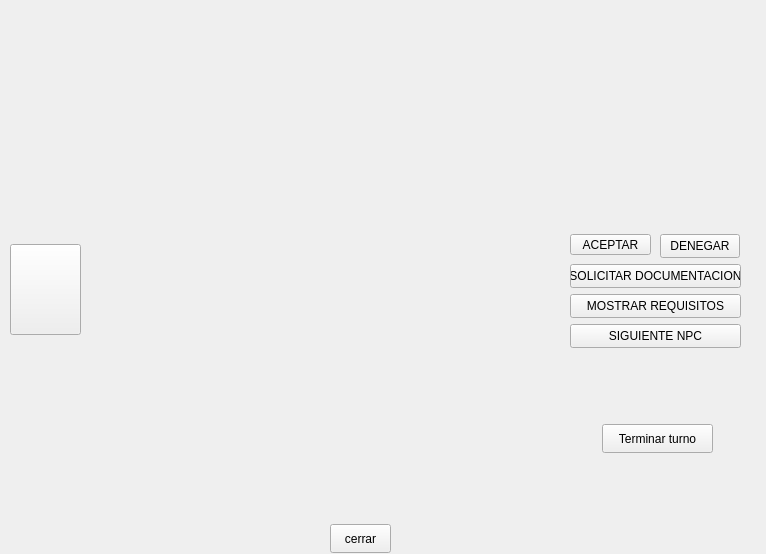
First picture: the form in gameplay.ui, repository facurz55/Paper-Please, before the edit.
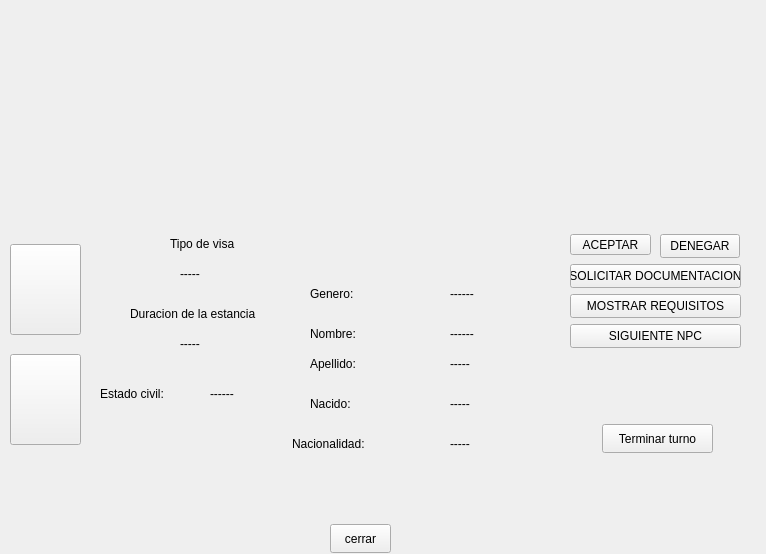
Second picture: the form after the edit. Icons and pictures are not drawn.

Diff of the .ui file:
```diff
--- a/gameplay.ui
+++ b/gameplay.ui
@@ -200,7 +200,7 @@
             <property name="geometry">
              <rect>
               <x>0</x>
-              <y>300</y>
+              <y>310</y>
               <width>63</width>
               <height>20</height>
              </rect>
@@ -231,12 +231,18 @@
            <widget class="QLabel" name="datos">
             <property name="geometry">
              <rect>
-              <x>260</x>
-              <y>10</y>
-              <width>251</width>
-              <height>271</height>
+              <x>270</x>
+              <y>0</y>
+              <width>281</width>
+              <height>281</height>
              </rect>
             </property>
+            <property name="styleSheet">
+             <string notr="true">#datos
+{
+	border-image: url(:/docum.png);
+}</string>
+            </property>
             <property name="text">
              <string/>
             </property>
@@ -254,6 +260,684 @@
              <string>Terminar turno</string>
             </property>
            </widget>
+           <widget class="QPushButton" name="visaD">
+            <property name="geometry">
+             <rect>
+              <x>10</x>
+              <y>130</y>
+              <width>71</width>
+              <height>91</height>
+             </rect>
+            </property>
+            <property name="styleSheet">
+             <string notr="true">#visaD
+{
+	border-image: url(:/visaD.png);
+}</string>
+            </property>
+            <property name="text">
+             <string/>
+            </property>
+           </widget>
+           <widget class="QLabel" name="visa">
+            <property name="geometry">
+             <rect>
+              <x>90</x>
+              <y>0</y>
+              <width>241</width>
+              <height>281</height>
+             </rect>
+            </property>
+            <property name="styleSheet">
+             <string notr="true">#visa
+{
+	border-image: url(:/visa.png);
+}</string>
+            </property>
+            <property name="text">
+             <string/>
+            </property>
+           </widget>
+           <widget class="QLabel" name="genero">
+            <property name="geometry">
+             <rect>
+              <x>310</x>
+              <y>60</y>
+              <width>63</width>
+              <height>20</height>
+             </rect>
+            </property>
+            <property name="palette">
+             <palette>
+              <active>
+               <colorrole role="WindowText">
+                <brush brushstyle="SolidPattern">
+                 <color alpha="255">
+                  <red>0</red>
+                  <green>0</green>
+                  <blue>0</blue>
+                 </color>
+                </brush>
+               </colorrole>
+              </active>
+              <inactive>
+               <colorrole role="WindowText">
+                <brush brushstyle="SolidPattern">
+                 <color alpha="255">
+                  <red>0</red>
+                  <green>0</green>
+                  <blue>0</blue>
+                 </color>
+                </brush>
+               </colorrole>
+              </inactive>
+              <disabled/>
+             </palette>
+            </property>
+            <property name="text">
+             <string>Genero:</string>
+            </property>
+           </widget>
+           <widget class="QLabel" name="nombre">
+            <property name="geometry">
+             <rect>
+              <x>310</x>
+              <y>100</y>
+              <width>63</width>
+              <height>20</height>
+             </rect>
+            </property>
+            <property name="palette">
+             <palette>
+              <active>
+               <colorrole role="WindowText">
+                <brush brushstyle="SolidPattern">
+                 <color alpha="255">
+                  <red>0</red>
+                  <green>0</green>
+                  <blue>0</blue>
+                 </color>
+                </brush>
+               </colorrole>
+              </active>
+              <inactive>
+               <colorrole role="WindowText">
+                <brush brushstyle="SolidPattern">
+                 <color alpha="255">
+                  <red>0</red>
+                  <green>0</green>
+                  <blue>0</blue>
+                 </color>
+                </brush>
+               </colorrole>
+              </inactive>
+              <disabled/>
+             </palette>
+            </property>
+            <property name="text">
+             <string>Nombre:</string>
+            </property>
+           </widget>
+           <widget class="QLabel" name="apellido">
+            <property name="geometry">
+             <rect>
+              <x>310</x>
+              <y>130</y>
+              <width>63</width>
+              <height>20</height>
+             </rect>
+            </property>
+            <property name="palette">
+             <palette>
+              <active>
+               <colorrole role="WindowText">
+                <brush brushstyle="SolidPattern">
+                 <color alpha="255">
+                  <red>0</red>
+                  <green>0</green>
+                  <blue>0</blue>
+                 </color>
+                </brush>
+               </colorrole>
+              </active>
+              <inactive>
+               <colorrole role="WindowText">
+                <brush brushstyle="SolidPattern">
+                 <color alpha="255">
+                  <red>0</red>
+                  <green>0</green>
+                  <blue>0</blue>
+                 </color>
+                </brush>
+               </colorrole>
+              </inactive>
+              <disabled/>
+             </palette>
+            </property>
+            <property name="text">
+             <string>Apellido:</string>
+            </property>
+           </widget>
+           <widget class="QLabel" name="nacimiento">
+            <property name="geometry">
+             <rect>
+              <x>310</x>
+              <y>170</y>
+              <width>61</width>
+              <height>20</height>
+             </rect>
+            </property>
+            <property name="palette">
+             <palette>
+              <active>
+               <colorrole role="WindowText">
+                <brush brushstyle="SolidPattern">
+                 <color alpha="255">
+                  <red>0</red>
+                  <green>0</green>
+                  <blue>0</blue>
+                 </color>
+                </brush>
+               </colorrole>
+              </active>
+              <inactive>
+               <colorrole role="WindowText">
+                <brush brushstyle="SolidPattern">
+                 <color alpha="255">
+                  <red>0</red>
+                  <green>0</green>
+                  <blue>0</blue>
+                 </color>
+                </brush>
+               </colorrole>
+              </inactive>
+              <disabled/>
+             </palette>
+            </property>
+            <property name="text">
+             <string>Nacido:</string>
+            </property>
+           </widget>
+           <widget class="QLabel" name="nacionalidad">
+            <property name="geometry">
+             <rect>
+              <x>292</x>
+              <y>210</y>
+              <width>101</width>
+              <height>20</height>
+             </rect>
+            </property>
+            <property name="palette">
+             <palette>
+              <active>
+               <colorrole role="WindowText">
+                <brush brushstyle="SolidPattern">
+                 <color alpha="255">
+                  <red>0</red>
+                  <green>0</green>
+                  <blue>0</blue>
+                 </color>
+                </brush>
+               </colorrole>
+              </active>
+              <inactive>
+               <colorrole role="WindowText">
+                <brush brushstyle="SolidPattern">
+                 <color alpha="255">
+                  <red>0</red>
+                  <green>0</green>
+                  <blue>0</blue>
+                 </color>
+                </brush>
+               </colorrole>
+              </inactive>
+              <disabled/>
+             </palette>
+            </property>
+            <property name="text">
+             <string>Nacionalidad:</string>
+            </property>
+           </widget>
+           <widget class="QLabel" name="generoD">
+            <property name="geometry">
+             <rect>
+              <x>450</x>
+              <y>60</y>
+              <width>63</width>
+              <height>20</height>
+             </rect>
+            </property>
+            <property name="palette">
+             <palette>
+              <active>
+               <colorrole role="WindowText">
+                <brush brushstyle="SolidPattern">
+                 <color alpha="255">
+                  <red>0</red>
+                  <green>0</green>
+                  <blue>0</blue>
+                 </color>
+                </brush>
+               </colorrole>
+              </active>
+              <inactive>
+               <colorrole role="WindowText">
+                <brush brushstyle="SolidPattern">
+                 <color alpha="255">
+                  <red>0</red>
+                  <green>0</green>
+                  <blue>0</blue>
+                 </color>
+                </brush>
+               </colorrole>
+              </inactive>
+              <disabled/>
+             </palette>
+            </property>
+            <property name="text">
+             <string>------</string>
+            </property>
+           </widget>
+           <widget class="QLabel" name="nombreD">
+            <property name="geometry">
+             <rect>
+              <x>450</x>
+              <y>100</y>
+              <width>63</width>
+              <height>20</height>
+             </rect>
+            </property>
+            <property name="palette">
+             <palette>
+              <active>
+               <colorrole role="WindowText">
+                <brush brushstyle="SolidPattern">
+                 <color alpha="255">
+                  <red>0</red>
+                  <green>0</green>
+                  <blue>0</blue>
+                 </color>
+                </brush>
+               </colorrole>
+              </active>
+              <inactive>
+               <colorrole role="WindowText">
+                <brush brushstyle="SolidPattern">
+                 <color alpha="255">
+                  <red>0</red>
+                  <green>0</green>
+                  <blue>0</blue>
+                 </color>
+                </brush>
+               </colorrole>
+              </inactive>
+              <disabled/>
+             </palette>
+            </property>
+            <property name="text">
+             <string>------</string>
+            </property>
+           </widget>
+           <widget class="QLabel" name="apellidoD">
+            <property name="geometry">
+             <rect>
+              <x>450</x>
+              <y>130</y>
+              <width>63</width>
+              <height>20</height>
+             </rect>
+            </property>
+            <property name="palette">
+             <palette>
+              <active>
+               <colorrole role="WindowText">
+                <brush brushstyle="SolidPattern">
+                 <color alpha="255">
+                  <red>0</red>
+                  <green>0</green>
+                  <blue>0</blue>
+                 </color>
+                </brush>
+               </colorrole>
+              </active>
+              <inactive>
+               <colorrole role="WindowText">
+                <brush brushstyle="SolidPattern">
+                 <color alpha="255">
+                  <red>0</red>
+                  <green>0</green>
+                  <blue>0</blue>
+                 </color>
+                </brush>
+               </colorrole>
+              </inactive>
+              <disabled/>
+             </palette>
+            </property>
+            <property name="text">
+             <string>-----</string>
+            </property>
+           </widget>
+           <widget class="QLabel" name="nacimientoD">
+            <property name="geometry">
+             <rect>
+              <x>450</x>
+              <y>170</y>
+              <width>63</width>
+              <height>20</height>
+             </rect>
+            </property>
+            <property name="palette">
+             <palette>
+              <active>
+               <colorrole role="WindowText">
+                <brush brushstyle="SolidPattern">
+                 <color alpha="255">
+                  <red>0</red>
+                  <green>0</green>
+                  <blue>0</blue>
+                 </color>
+                </brush>
+               </colorrole>
+              </active>
+              <inactive>
+               <colorrole role="WindowText">
+                <brush brushstyle="SolidPattern">
+                 <color alpha="255">
+                  <red>0</red>
+                  <green>0</green>
+                  <blue>0</blue>
+                 </color>
+                </brush>
+               </colorrole>
+              </inactive>
+              <disabled/>
+             </palette>
+            </property>
+            <property name="text">
+             <string>-----</string>
+            </property>
+           </widget>
+           <widget class="QLabel" name="nacionalidadD">
+            <property name="geometry">
+             <rect>
+              <x>450</x>
+              <y>210</y>
+              <width>63</width>
+              <height>20</height>
+             </rect>
+            </property>
+            <property name="palette">
+             <palette>
+              <active>
+               <colorrole role="WindowText">
+                <brush brushstyle="SolidPattern">
+                 <color alpha="255">
+                  <red>0</red>
+                  <green>0</green>
+                  <blue>0</blue>
+                 </color>
+                </brush>
+               </colorrole>
+              </active>
+              <inactive>
+               <colorrole role="WindowText">
+                <brush brushstyle="SolidPattern">
+                 <color alpha="255">
+                  <red>0</red>
+                  <green>0</green>
+                  <blue>0</blue>
+                 </color>
+                </brush>
+               </colorrole>
+              </inactive>
+              <disabled/>
+             </palette>
+            </property>
+            <property name="text">
+             <string>-----</string>
+            </property>
+           </widget>
+           <widget class="QLabel" name="visa_2">
+            <property name="geometry">
+             <rect>
+              <x>170</x>
+              <y>10</y>
+              <width>91</width>
+              <height>20</height>
+             </rect>
+            </property>
+            <property name="palette">
+             <palette>
+              <active>
+               <colorrole role="WindowText">
+                <brush brushstyle="SolidPattern">
+                 <color alpha="255">
+                  <red>0</red>
+                  <green>0</green>
+                  <blue>0</blue>
+                 </color>
+                </brush>
+               </colorrole>
+              </active>
+              <inactive>
+               <colorrole role="WindowText">
+                <brush brushstyle="SolidPattern">
+                 <color alpha="255">
+                  <red>0</red>
+                  <green>0</green>
+                  <blue>0</blue>
+                 </color>
+                </brush>
+               </colorrole>
+              </inactive>
+              <disabled/>
+             </palette>
+            </property>
+            <property name="text">
+             <string>Tipo de visa</string>
+            </property>
+           </widget>
+           <widget class="QLabel" name="visaD_2">
+            <property name="geometry">
+             <rect>
+              <x>180</x>
+              <y>40</y>
+              <width>63</width>
+              <height>20</height>
+             </rect>
+            </property>
+            <property name="palette">
+             <palette>
+              <active>
+               <colorrole role="WindowText">
+                <brush brushstyle="SolidPattern">
+                 <color alpha="255">
+                  <red>0</red>
+                  <green>0</green>
+                  <blue>0</blue>
+                 </color>
+                </brush>
+               </colorrole>
+              </active>
+              <inactive>
+               <colorrole role="WindowText">
+                <brush brushstyle="SolidPattern">
+                 <color alpha="255">
+                  <red>0</red>
+                  <green>0</green>
+                  <blue>0</blue>
+                 </color>
+                </brush>
+               </colorrole>
+              </inactive>
+              <disabled/>
+             </palette>
+            </property>
+            <property name="text">
+             <string>-----</string>
+            </property>
+           </widget>
+           <widget class="QLabel" name="duracion">
+            <property name="geometry">
+             <rect>
+              <x>130</x>
+              <y>80</y>
+              <width>161</width>
+              <height>20</height>
+             </rect>
+            </property>
+            <property name="palette">
+             <palette>
+              <active>
+               <colorrole role="WindowText">
+                <brush brushstyle="SolidPattern">
+                 <color alpha="255">
+                  <red>0</red>
+                  <green>0</green>
+                  <blue>0</blue>
+                 </color>
+                </brush>
+               </colorrole>
+              </active>
+              <inactive>
+               <colorrole role="WindowText">
+                <brush brushstyle="SolidPattern">
+                 <color alpha="255">
+                  <red>0</red>
+                  <green>0</green>
+                  <blue>0</blue>
+                 </color>
+                </brush>
+               </colorrole>
+              </inactive>
+              <disabled/>
+             </palette>
+            </property>
+            <property name="text">
+             <string>Duracion de la estancia</string>
+            </property>
+           </widget>
+           <widget class="QLabel" name="duracionD">
+            <property name="geometry">
+             <rect>
+              <x>180</x>
+              <y>110</y>
+              <width>63</width>
+              <height>20</height>
+             </rect>
+            </property>
+            <property name="palette">
+             <palette>
+              <active>
+               <colorrole role="WindowText">
+                <brush brushstyle="SolidPattern">
+                 <color alpha="255">
+                  <red>0</red>
+                  <green>0</green>
+                  <blue>0</blue>
+                 </color>
+                </brush>
+               </colorrole>
+              </active>
+              <inactive>
+               <colorrole role="WindowText">
+                <brush brushstyle="SolidPattern">
+                 <color alpha="255">
+                  <red>0</red>
+                  <green>0</green>
+                  <blue>0</blue>
+                 </color>
+                </brush>
+               </colorrole>
+              </inactive>
+              <disabled/>
+             </palette>
+            </property>
+            <property name="text">
+             <string>-----</string>
+            </property>
+           </widget>
+           <widget class="QLabel" name="estadoCIVIL">
+            <property name="geometry">
+             <rect>
+              <x>100</x>
+              <y>160</y>
+              <width>81</width>
+              <height>20</height>
+             </rect>
+            </property>
+            <property name="palette">
+             <palette>
+              <active>
+               <colorrole role="WindowText">
+                <brush brushstyle="SolidPattern">
+                 <color alpha="255">
+                  <red>0</red>
+                  <green>0</green>
+                  <blue>0</blue>
+                 </color>
+                </brush>
+               </colorrole>
+              </active>
+              <inactive>
+               <colorrole role="WindowText">
+                <brush brushstyle="SolidPattern">
+                 <color alpha="255">
+                  <red>0</red>
+                  <green>0</green>
+                  <blue>0</blue>
+                 </color>
+                </brush>
+               </colorrole>
+              </inactive>
+              <disabled/>
+             </palette>
+            </property>
+            <property name="text">
+             <string>Estado civil:</string>
+            </property>
+           </widget>
+           <widget class="QLabel" name="estadoCIVILd">
+            <property name="geometry">
+             <rect>
+              <x>210</x>
+              <y>160</y>
+              <width>63</width>
+              <height>20</height>
+             </rect>
+            </property>
+            <property name="palette">
+             <palette>
+              <active>
+               <colorrole role="WindowText">
+                <brush brushstyle="SolidPattern">
+                 <color alpha="255">
+                  <red>0</red>
+                  <green>0</green>
+                  <blue>0</blue>
+                 </color>
+                </brush>
+               </colorrole>
+              </active>
+              <inactive>
+               <colorrole role="WindowText">
+                <brush brushstyle="SolidPattern">
+                 <color alpha="255">
+                  <red>0</red>
+                  <green>0</green>
+                  <blue>0</blue>
+                 </color>
+                </brush>
+               </colorrole>
+              </inactive>
+              <disabled/>
+             </palette>
+            </property>
+            <property name="text">
+             <string>------</string>
+            </property>
+           </widget>
           </widget>
          </item>
         </layout>
```
